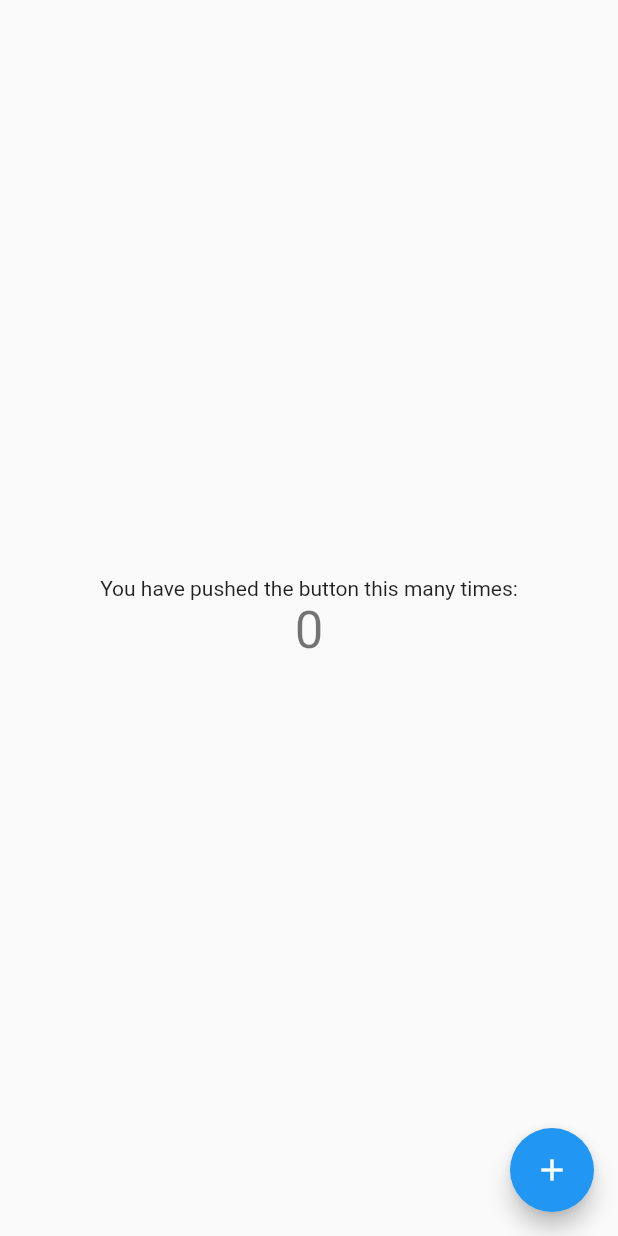
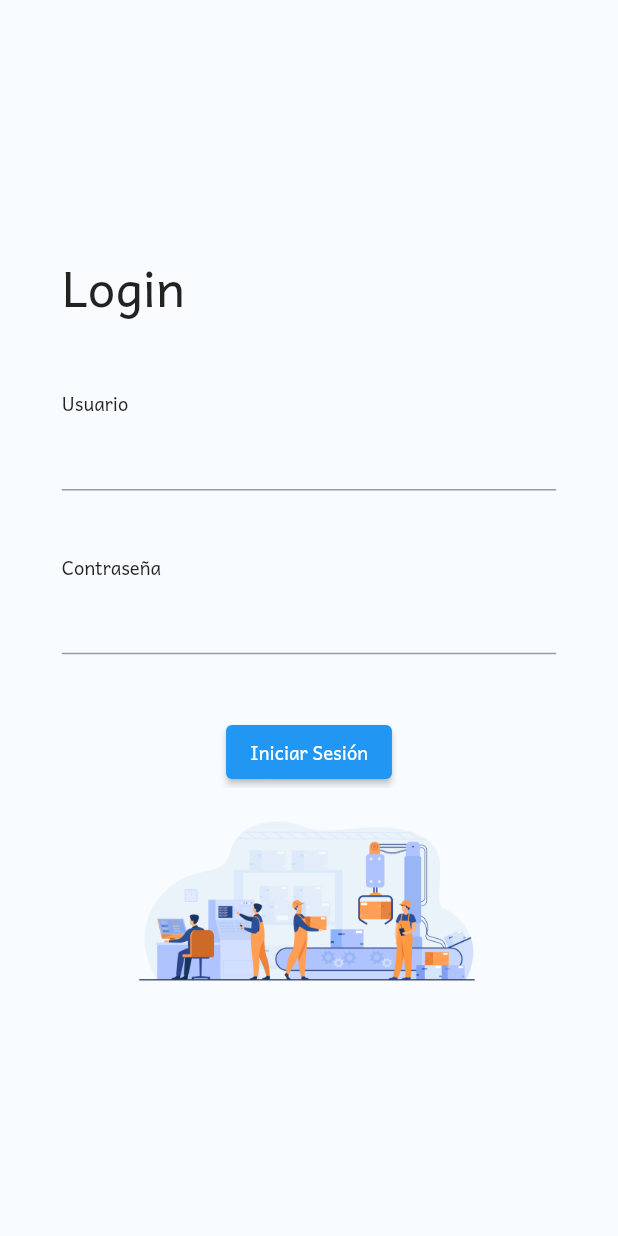
Before and after one commit to CACIMO/test, a Flutter app: the screen it shows after launch, on a phone screen of 412 x 824 dp. Run offline on Flutter 3.47's test engine with Material 2 defaults, Android fonts, the light colour scheme and no system bars.

Commit message:
LoginView

```diff
--- a/appfactory/lib/main.dart
+++ b/appfactory/lib/main.dart
@@ -1,108 +1,22 @@
+import 'package:appfactory/view/login.dart';
 import 'package:flutter/material.dart';
+import 'package:appfactory/model/factory.dart';
+import 'package:provider/provider.dart';
 
 void main() {
   runApp(MyApp());
 }
 
 class MyApp extends StatelessWidget {
-  // This widget is the root of your application.
   @override
   Widget build(BuildContext context) {
-    return MaterialApp(
-      title: 'Flutter Demo',
-      theme: ThemeData(
-        // This is the theme of your application.
-        //
-        // Try running your application with "flutter run". You'll see the
-        // application has a blue toolbar. Then, without quitting the app, try
-        // changing the primarySwatch below to Colors.green and then invoke
-        // "hot reload" (press "r" in the console where you ran "flutter run",
-        // or simply save your changes to "hot reload" in a Flutter IDE).
-        // Notice that the counter didn't reset back to zero; the application
-        // is not restarted.
-        primarySwatch: Colors.blue,
+    return MultiProvider(
+      providers: [Provider(create: (context) => FactoryModel())],
+      child: MaterialApp(
+        title: 'The Factory',
+        initialRoute: '/',
+        routes: {'/': (context) => Login()},
       ),
-      home: MyHomePage(title: 'Flutter Demo Home Page'),
     );
   }
 }
-
-class MyHomePage extends StatefulWidget {
-  MyHomePage({Key key, this.title}) : super(key: key);
-
-  // This widget is the home page of your application. It is stateful, meaning
-  // that it has a State object (defined below) that contains fields that affect
-  // how it looks.
-
-  // This class is the configuration for the state. It holds the values (in this
-  // case the title) provided by the parent (in this case the App widget) and
-  // used by the build method of the State. Fields in a Widget subclass are
-  // always marked "final".
-
-  final String title;
-
-  @override
-  _MyHomePageState createState() => _MyHomePageState();
-}
-
-class _MyHomePageState extends State<MyHomePage> {
-  int _counter = 0;
-
-  void _incrementCounter() {
-    setState(() {
-      // This call to setState tells the Flutter framework that something has
-      // changed in this State, which causes it to rerun the build method below
-      // so that the display can reflect the updated values. If we changed
-      // _counter without calling setState(), then the build method would not be
-      // called again, and so nothing would appear to happen.
-      _counter++;
-    });
-  }
-
-  @override
-  Widget build(BuildContext context) {
-    // This method is rerun every time setState is called, for instance as done
-    // by the _incrementCounter method above.
-    //
-    // The Flutter framework has been optimized to make rerunning build methods
-    // fast, so that you can just rebuild anything that needs updating rather
-    // than having to individually change instances of widgets.
-    return Scaffold(
-      body: Center(
-        // Center is a layout widget. It takes a single child and positions it
-        // in the middle of the parent.
-        child: Column(
-          // Column is also a layout widget. It takes a list of children and
-          // arranges them vertically. By default, it sizes itself to fit its
-          // children horizontally, and tries to be as tall as its parent.
-          //
-          // Invoke "debug painting" (press "p" in the console, choose the
-          // "Toggle Debug Paint" action from the Flutter Inspector in Android
-          // Studio, or the "Toggle Debug Paint" command in Visual Studio Code)
-          // to see the wireframe for each widget.
-          //
-          // Column has various properties to control how it sizes itself and
-          // how it positions its children. Here we use mainAxisAlignment to
-          // center the children vertically; the main axis here is the vertical
-          // axis because Columns are vertical (the cross axis would be
-          // horizontal).
-          mainAxisAlignment: MainAxisAlignment.center,
-          children: <Widget>[
-            Text(
-              'You have pushed the button this many times:',
-            ),
-            Text(
-              '$_counter',
-              style: Theme.of(context).textTheme.headline4,
-            ),
-          ],
-        ),
-      ),
-      floatingActionButton: FloatingActionButton(
-        onPressed: _incrementCounter,
-        tooltip: 'Increment',
-        child: Icon(Icons.add),
-      ), // This trailing comma makes auto-formatting nicer for build methods.
-    );
-  }
-}
--- /dev/null
+++ b/appfactory/lib/model/factory.dart
@@ -0,0 +1,44 @@
+import 'package:flutter/material.dart';
+
+class FactoryModel {
+  static List<String> itemNames = [
+    'Code Smell',
+    'Control Flow',
+    'Interpreter',
+    'Recursion',
+    'Sprint',
+    'Heisenbug',
+    'Spaghetti',
+    'Hydra Code',
+    'Off-By-One',
+    'Scope',
+    'Callback',
+    'Closure',
+    'Automata',
+    'Bit Shift',
+    'Currying',
+  ];
+
+  Item getById(int id) => Item(id, itemNames[id % itemNames.length]);
+
+  Item getByPosition(int position) {
+    return getById(position);
+  }
+}
+
+@immutable
+class Item {
+  final int id;
+  final String name;
+  final Color color;
+  final int price = 42;
+
+  Item(this.id, this.name)
+      : color = Colors.primaries[id % Colors.primaries.length];
+
+  @override
+  int get hashCode => id;
+
+  @override
+  bool operator ==(Object other) => other is Item && other.id == id;
+}
--- /dev/null
+++ b/appfactory/lib/utils.dart
@@ -0,0 +1,16 @@
+import 'package:flutter/material.dart';
+
+double mediaQuery(BuildContext ctx, String direction, double scale) {
+  double result = 0;
+  MediaQueryData queryData = MediaQuery.of(ctx);
+
+  switch (direction) {
+    case 'w':
+      result = queryData.size.width * (scale);
+      break;
+    case 'h':
+      result = queryData.size.height * (scale);
+      break;
+  }
+  return result;
+}
--- /dev/null
+++ b/appfactory/lib/view/login.dart
@@ -0,0 +1,86 @@
+import 'package:flutter/material.dart';
+import 'package:appfactory/utils.dart';
+
+class Login extends StatelessWidget {
+  const Login({Key? key}) : super(key: key);
+
+  @override
+  Widget build(BuildContext context) {
+    return Scaffold(
+        body: SingleChildScrollView(
+            child: Container(
+                color: Color(0xFFf8fcff),
+                width: mediaQuery(context, 'w', 1),
+                height: mediaQuery(context, 'h', 1),
+                padding: EdgeInsets.all(mediaQuery(context, 'w', .1)),
+                child: Center(
+                    child: Container(
+                        color: Color(0xFFf8fcff),
+                        height: mediaQuery(context, 'h', .6),
+                        child: Column(children: [
+                          Row(children: [
+                            Text('Login',
+                                style: TextStyle(
+                                    fontSize: mediaQuery(context, 'h', .04),
+                                    fontFamily: 'Andika'))
+                          ]),
+                          Row(children: [
+                            Container(
+                                padding: EdgeInsets.only(
+                                    top: mediaQuery(context, 'h', .05)),
+                                child: Text('Usuario',
+                                    style: TextStyle(
+                                        fontSize:
+                                            mediaQuery(context, 'h', .015),
+                                        fontFamily: 'Andika')))
+                          ]),
+                          Row(children: [
+                            Container(
+                                width: mediaQuery(context, 'w', .8),
+                                child: TextField(decoration: InputDecoration()))
+                          ]),
+                          Row(children: [
+                            Container(
+                                padding: EdgeInsets.only(
+                                    top: mediaQuery(context, 'h', .05)),
+                                child: Text('Contraseña',
+                                    style: TextStyle(
+                                        fontSize:
+                                            mediaQuery(context, 'h', .015),
+                                        fontFamily: 'Andika')))
+                          ]),
+                          Row(children: [
+                            Container(
+                                width: mediaQuery(context, 'w', .8),
+                                child: TextField(
+                                    enableSuggestions: false,
+                                    autocorrect: false,
+                                    obscureText: true,
+                                    decoration: InputDecoration()))
+                          ]),
+                          Row(
+                              mainAxisAlignment: MainAxisAlignment.center,
+                              children: [
+                                Container(
+                                    padding: EdgeInsets.only(
+                                        top: mediaQuery(context, 'w', .1)),
+                                    child: ElevatedButton(
+                                        onPressed: () {},
+                                        child: Text('Iniciar Sesión',
+                                            style: TextStyle(
+                                                fontSize: mediaQuery(
+                                                    context, 'h', .015),
+                                                fontFamily: 'Andika'))))
+                              ]),
+                          Row(
+                            mainAxisAlignment: MainAxisAlignment.center,
+                            children: [
+                              Image(
+                                  width: mediaQuery(context, 'w', .6),
+                                  image:
+                                      AssetImage('resources/images/9859.jpg'))
+                            ],
+                          )
+                        ]))))));
+  }
+}
```
Also changed, not shown: appfactory/pubspec.yaml (+11 -7 lines), appfactory/pubspec.lock, appfactory/resources/fonts/Andika-Regular.ttf (added), appfactory/resources/fonts/BalsamiqSans-Regular.ttf (added), appfactory/resources/fonts/OpenSans-Regular.ttf (added), appfactory/resources/images/9859.jpg (added).
